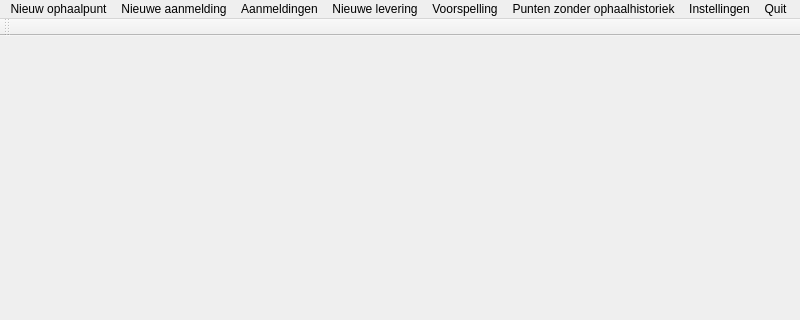
Above: routetool.ui from vvim/routetool before the change; both pictures show x 0 to 800 and y 0 to 320 of the 800 by 700 pixel window. Below: the same form after it.
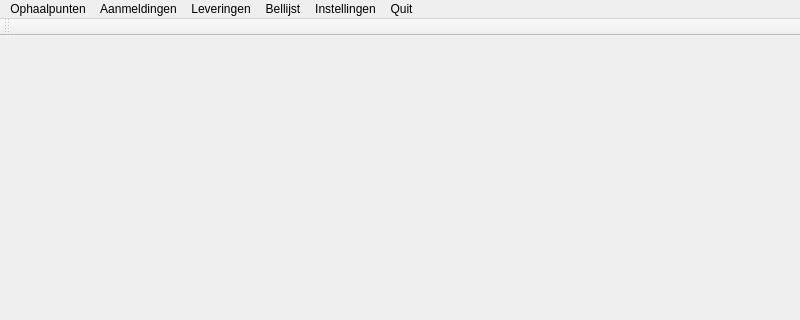
That is the form after the change.

Commit message:
Adding menu's to the menu bar
improves readabiliwility

What changed in the file:
```diff
--- a/routetool.ui
+++ b/routetool.ui
@@ -23,12 +23,36 @@
      <height>21</height>
     </rect>
    </property>
+   <widget class="QMenu" name="menuMenuOphaalpunten">
+    <property name="title">
+     <string>Ophaalpunten</string>
+    </property>
    <addaction name="nieuwOphaalpuntMenuButton"/>
+   </widget>
+   <widget class="QMenu" name="menuMenuAanmeldingen">
+    <property name="title">
+     <string>Aanmeldingen</string>
+    </property>
    <addaction name="nieuweAanmeldingMenuButton"/>
    <addaction name="kiesOphaalpuntenMenuButton"/>
+   </widget>
+   <widget class="QMenu" name="menuMenuLeveringen">
+    <property name="title">
+     <string>Leveringen</string>
+    </property>
    <addaction name="nieuweLeveringMenuButton"/>
+   </widget>
+   <widget class="QMenu" name="menuMenuBellijst">
+    <property name="title">
+     <string>Bellijst</string>
+    </property>
    <addaction name="voorspellingMenuButton"/>
    <addaction name="wieNogNooitMenuButton"/>
+   </widget>
+   <addaction name="menuMenuOphaalpunten"/>
+   <addaction name="menuMenuAanmeldingen"/>
+   <addaction name="menuMenuLeveringen"/>
+   <addaction name="menuMenuBellijst"/>
    <addaction name="configurationMenuButton"/>
    <addaction name="actionQuit"/>
   </widget>
```
Lines whose indentation alone changed are shown as unchanged.
